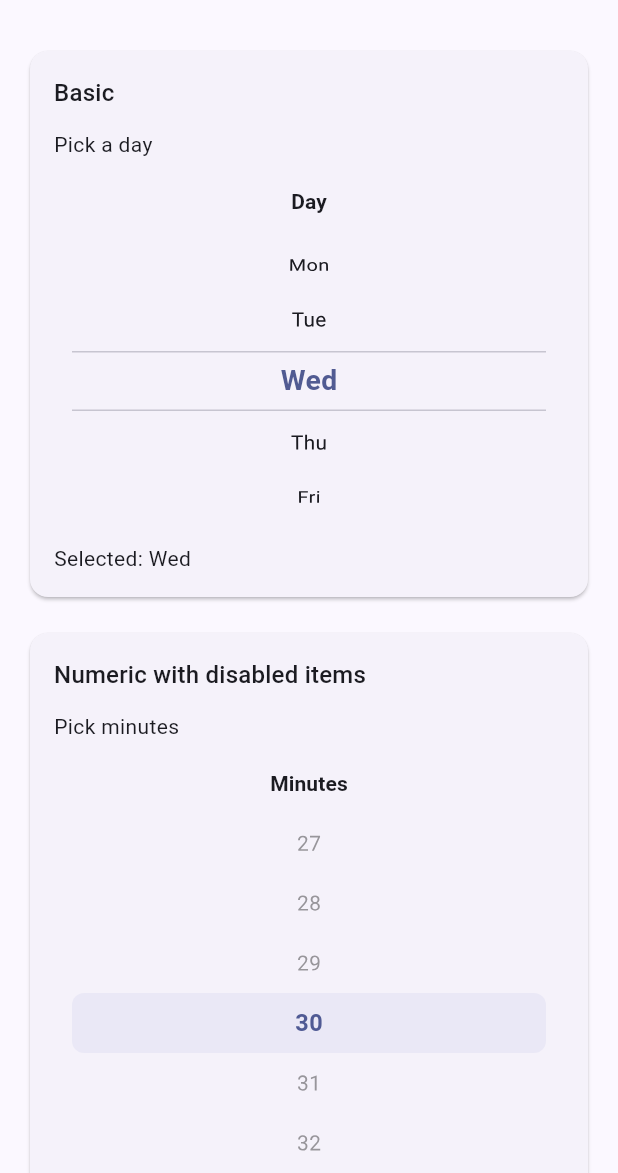
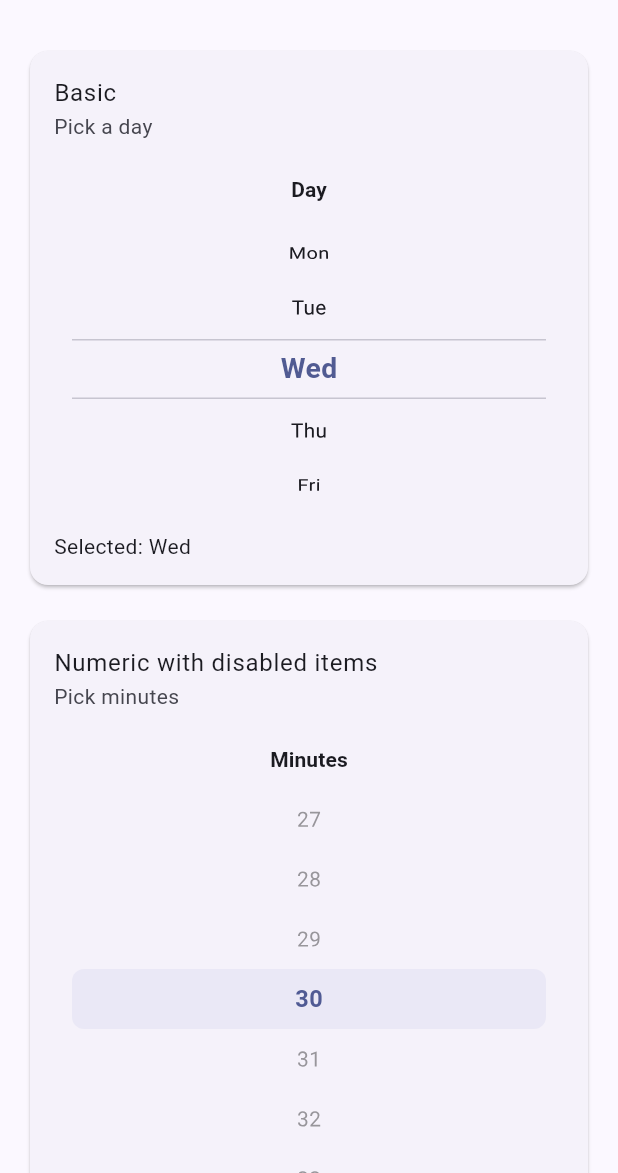
Before and after one commit to davigmacode/flutter_wheel_choice, a Flutter app: the screen it shows after launch, on a phone screen of 412 x 824 dp, the part 63-1236 px from its top. Run offline on Flutter 3.47's test engine with Material 3 defaults, Android fonts, the phone set to English and light mode, and no system bars.

Commit message:
Improved example readability

```diff
--- a/example/lib/main.dart
+++ b/example/lib/main.dart
@@ -54,18 +54,10 @@ class _ExampleHomePageState extends State<ExampleHomePage> {
 
   @override
   Widget build(BuildContext context) {
-    return Scaffold(
-      appBar: AppBar(title: const Text('wheel_choice example')),
-      body: ListView(
-        padding: const EdgeInsets.all(16),
+    final section1 = _Section(
+      title: 'Basic',
+      subtitle: 'Pick a day',
       children: [
-          _Section(
-            title: 'Basic',
-            child: Column(
-              crossAxisAlignment: CrossAxisAlignment.stretch,
-              children: [
-                const Text('Pick a day'),
-                const SizedBox(height: 8),
         WheelChoice<String>(
           options: _days,
           value: _day,
@@ -76,25 +68,17 @@ class _ExampleHomePageState extends State<ExampleHomePage> {
           ),
           itemVisible: 5,
           overlay: WheelOverlay.outlined(inset: 12),
-                  effect: const WheelEffect(
-                    useMagnifier: true,
-                    magnification: 1.05,
-                  ),
+          effect: const WheelEffect(useMagnifier: true, magnification: 1.05),
           header: const WheelHeader(child: Text('Day')),
         ),
-                const SizedBox(height: 8),
         Text('Selected: $_day'),
       ],
-            ),
-          ),
-          const SizedBox(height: 16),
-          _Section(
+    );
+
+    final section2 = _Section(
       title: 'Numeric with disabled items',
-            child: Column(
-              crossAxisAlignment: CrossAxisAlignment.stretch,
+      subtitle: 'Pick minutes',
       children: [
-                const Text('Pick minutes'),
-                const SizedBox(height: 8),
         WheelChoice<int>(
           controller: _minuteController,
           itemLabel: (v) => v.toString().padLeft(2, '0'),
@@ -112,9 +96,7 @@ class _ExampleHomePageState extends State<ExampleHomePage> {
           header: const WheelHeader(child: Text('Minutes')),
           loop: true,
         ),
-                const SizedBox(height: 8),
         Text('Selected: ${_minute.toString().padLeft(2, '0')}'),
-                const SizedBox(height: 8),
         Wrap(
           spacing: 8,
           runSpacing: 8,
@@ -137,16 +119,12 @@ class _ExampleHomePageState extends State<ExampleHomePage> {
           ],
         ),
       ],
-            ),
-          ),
-          const SizedBox(height: 16),
-          _Section(
+    );
+
+    final section3 = _Section(
       title: 'Custom layout + expanded',
-            child: Column(
-              crossAxisAlignment: CrossAxisAlignment.stretch,
+      subtitle: 'Custom item builder and expanded wheel',
       children: [
-                const Text('Custom item builder and expanded wheel'),
-                const SizedBox(height: 8),
         SizedBox(
           height: 180,
           child: WheelChoice<String>(
@@ -166,51 +144,52 @@ class _ExampleHomePageState extends State<ExampleHomePage> {
                           size: 10,
                           color: item.selected
                               ? Theme.of(context).colorScheme.primary
-                                      : Theme.of(
-                                          context,
-                                        ).colorScheme.outlineVariant,
+                              : Theme.of(context).colorScheme.outlineVariant,
                         ),
                         const SizedBox(width: 8),
                         Text(
                           item.label,
                           style: TextStyle(
-                                    fontWeight: item.selected
-                                        ? FontWeight.bold
-                                        : null,
+                            fontWeight: item.selected ? FontWeight.bold : null,
                           ),
                         ),
                       ],
                     ),
-                            if (item.selected)
-                              const Icon(Icons.check_circle, size: 18),
+                    if (item.selected) const Icon(Icons.check_circle, size: 18),
                   ],
                 ),
               );
             },
             itemVisible: 5,
             overlay: WheelOverlay.outlined(inset: 8),
-                    effect: const WheelEffect(
-                      diameterRatio: 2.2,
-                      perspective: 0.003,
-                    ),
+            effect: const WheelEffect(diameterRatio: 2.2, perspective: 0.003),
             expanded: true,
           ),
         ),
-                const SizedBox(height: 8),
         Text('Selected: $_fruit'),
       ],
-            ),
-          ),
-        ],
+    );
+
+    return Scaffold(
+      appBar: AppBar(title: const Text('wheel_choice example')),
+      body: SingleChildScrollView(
+        padding: const EdgeInsets.all(16),
+        child: Column(spacing: 16, children: [section1, section2, section3]),
       ),
     );
   }
 }
 
 class _Section extends StatelessWidget {
-  const _Section({required this.title, required this.child});
+  const _Section({
+    required this.title,
+    required this.subtitle,
+    required this.children,
+  });
+
   final String title;
-  final Widget child;
+  final String subtitle;
+  final List<Widget> children;
 
   @override
   Widget build(BuildContext context) {
@@ -219,11 +198,21 @@ class _Section extends StatelessWidget {
       child: Padding(
         padding: const EdgeInsets.all(16),
         child: Column(
+          spacing: 12,
           crossAxisAlignment: CrossAxisAlignment.start,
           children: [
-            Text(title, style: Theme.of(context).textTheme.titleMedium),
-            const SizedBox(height: 12),
-            child,
+            ListTile(
+              title: Text(title),
+              subtitle: Text(subtitle),
+              contentPadding: EdgeInsets.zero,
+              minVerticalPadding: 0,
+              minTileHeight: 0,
+            ),
+            Column(
+              spacing: 8,
+              crossAxisAlignment: CrossAxisAlignment.stretch,
+              children: children,
+            ),
           ],
         ),
       ),
```
Lines whose indentation alone changed are shown as unchanged.
